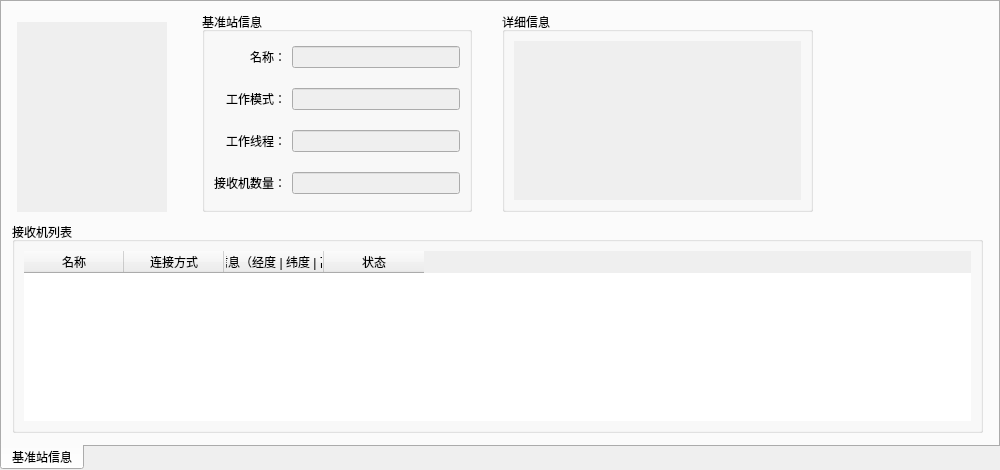
The window that widget/standardstationinfo_widget.ui (yanghang8612/SMAMMainUI) describes before a commit, drawn with Qt 5.
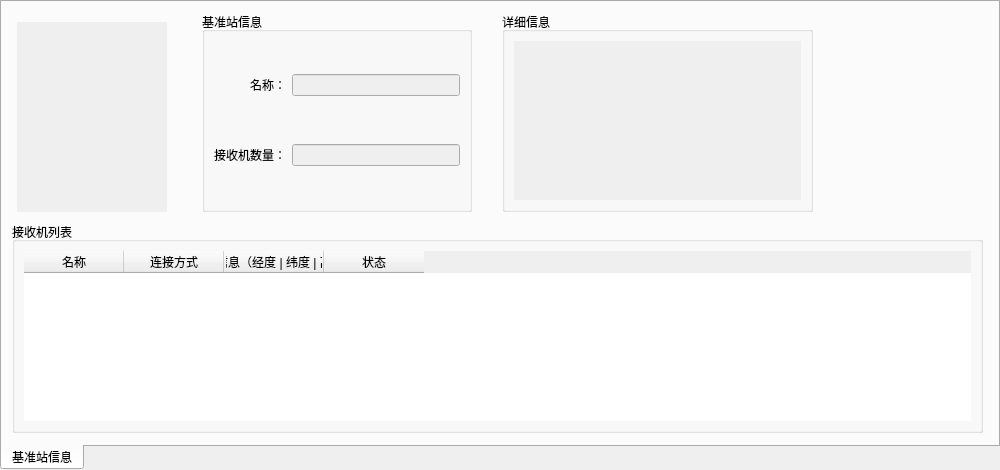
The same window after the commit.

Commit message: Add receiver state monitor function.

```diff
--- a/widget/standardstationinfo_widget.ui
+++ b/widget/standardstationinfo_widget.ui
@@ -90,22 +90,6 @@
      <property name="bottomMargin">
       <number>0</number>
      </property>
-     <item row="0" column="1">
-      <widget class="QLineEdit" name="stationNameEdit">
-       <property name="enabled">
-        <bool>false</bool>
-       </property>
-       <property name="cursor">
-        <cursorShape>ArrowCursor</cursorShape>
-       </property>
-       <property name="styleSheet">
-        <string notr="true"/>
-       </property>
-       <property name="readOnly">
-        <bool>true</bool>
-       </property>
-      </widget>
-     </item>
      <item row="0" column="0">
       <widget class="QLabel" name="label">
        <property name="text">
@@ -116,69 +100,7 @@
        </property>
       </widget>
      </item>
-     <item row="2" column="1">
-      <widget class="QLineEdit" name="stationModeEdit">
-       <property name="enabled">
-        <bool>false</bool>
-       </property>
-       <property name="cursor">
-        <cursorShape>ArrowCursor</cursorShape>
-       </property>
-       <property name="text">
-        <string/>
-       </property>
-       <property name="readOnly">
-        <bool>true</bool>
-       </property>
-      </widget>
-     </item>
      <item row="3" column="0">
-      <widget class="QLabel" name="label_5">
-       <property name="text">
-        <string>工作线程：</string>
-       </property>
-       <property name="alignment">
-        <set>Qt::AlignRight|Qt::AlignTrailing|Qt::AlignVCenter</set>
-       </property>
-      </widget>
-     </item>
-     <item row="3" column="1">
-      <widget class="QLineEdit" name="stationThreadCountEdit">
-       <property name="enabled">
-        <bool>false</bool>
-       </property>
-       <property name="cursor">
-        <cursorShape>ArrowCursor</cursorShape>
-       </property>
-       <property name="readOnly">
-        <bool>true</bool>
-       </property>
-      </widget>
-     </item>
-     <item row="2" column="0">
-      <widget class="QLabel" name="label_4">
-       <property name="text">
-        <string>工作模式：</string>
-       </property>
-       <property name="alignment">
-        <set>Qt::AlignRight|Qt::AlignTrailing|Qt::AlignVCenter</set>
-       </property>
-      </widget>
-     </item>
-     <item row="5" column="1">
-      <widget class="QLineEdit" name="receiverCountEdit">
-       <property name="enabled">
-        <bool>false</bool>
-       </property>
-       <property name="cursor">
-        <cursorShape>ArrowCursor</cursorShape>
-       </property>
-       <property name="readOnly">
-        <bool>true</bool>
-       </property>
-      </widget>
-     </item>
-     <item row="5" column="0">
       <widget class="QLabel" name="label_3">
        <property name="text">
         <string>接收机数量：</string>
@@ -188,6 +110,35 @@
        </property>
       </widget>
      </item>
+     <item row="0" column="1">
+      <widget class="QLineEdit" name="stationNameEdit">
+       <property name="enabled">
+        <bool>false</bool>
+       </property>
+       <property name="cursor">
+        <cursorShape>ArrowCursor</cursorShape>
+       </property>
+       <property name="styleSheet">
+        <string notr="true"/>
+       </property>
+       <property name="readOnly">
+        <bool>true</bool>
+       </property>
+      </widget>
+     </item>
+     <item row="3" column="1">
+      <widget class="QLineEdit" name="receiverCountEdit">
+       <property name="enabled">
+        <bool>false</bool>
+       </property>
+       <property name="cursor">
+        <cursorShape>ArrowCursor</cursorShape>
+       </property>
+       <property name="readOnly">
+        <bool>true</bool>
+       </property>
+      </widget>
+     </item>
     </layout>
    </widget>
    <widget class="QGroupBox" name="verticalGroupBox">
```
The commit also changes 31 other files.
